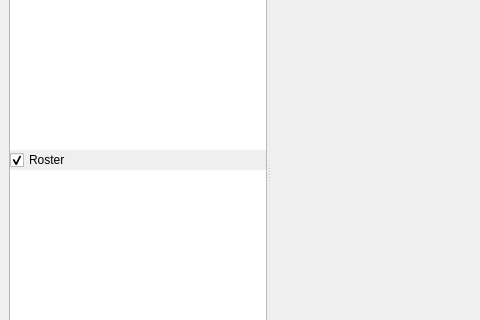
jabbercat/jabbercat, file data/main.ui: the form before one commit; both pictures show x 0 to 480 and y 119 to 439 of the 773 by 557 pixel window.
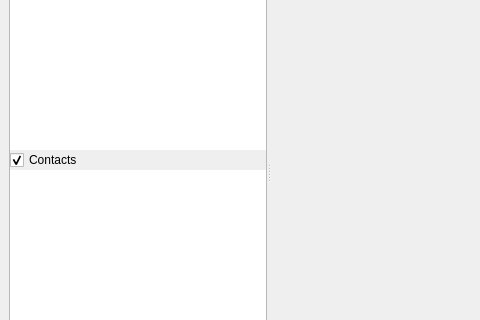
The form after the commit. Icons and pictures are not drawn. Custom widgets are drawn as their Qt base class.

Commit message:
main: fix label on Roster
A field test has shown that people (N = 1) have no idea what
"Roster" means.

```diff
--- a/data/main.ui
+++ b/data/main.ui
@@ -94,7 +94,7 @@
         <item>
          <widget class="CollapsibleButton" name="roster_view_collapse">
           <property name="text">
-           <string>Roster</string>
+           <string>Contacts</string>
           </property>
           <property name="checked">
            <bool>true</bool>
```
